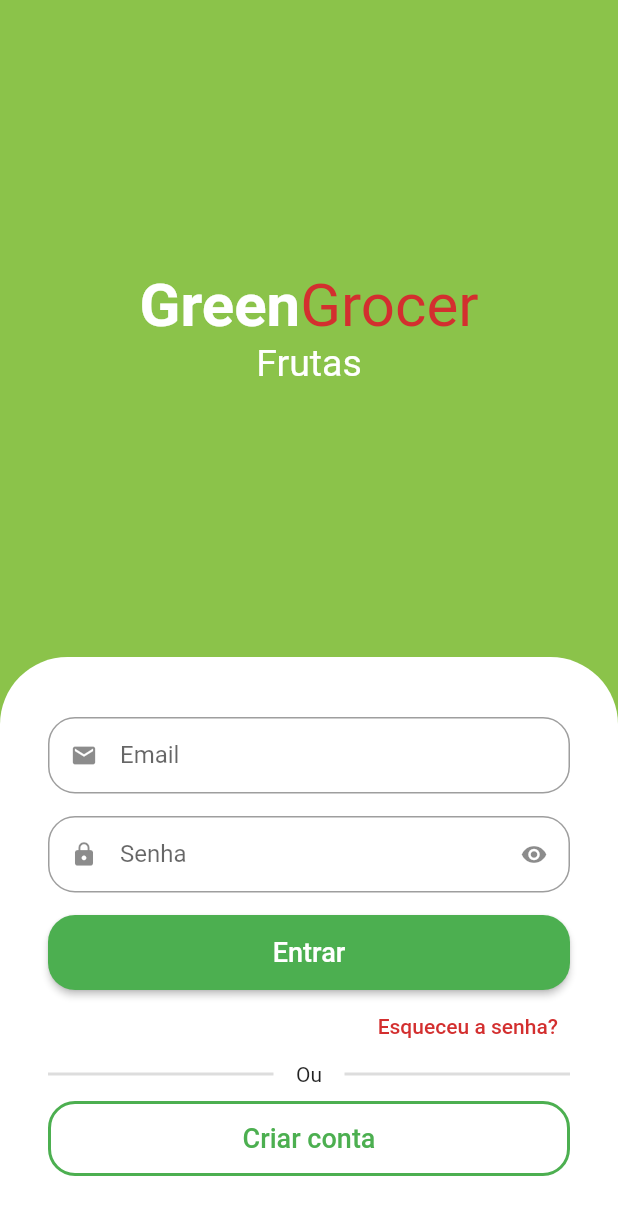
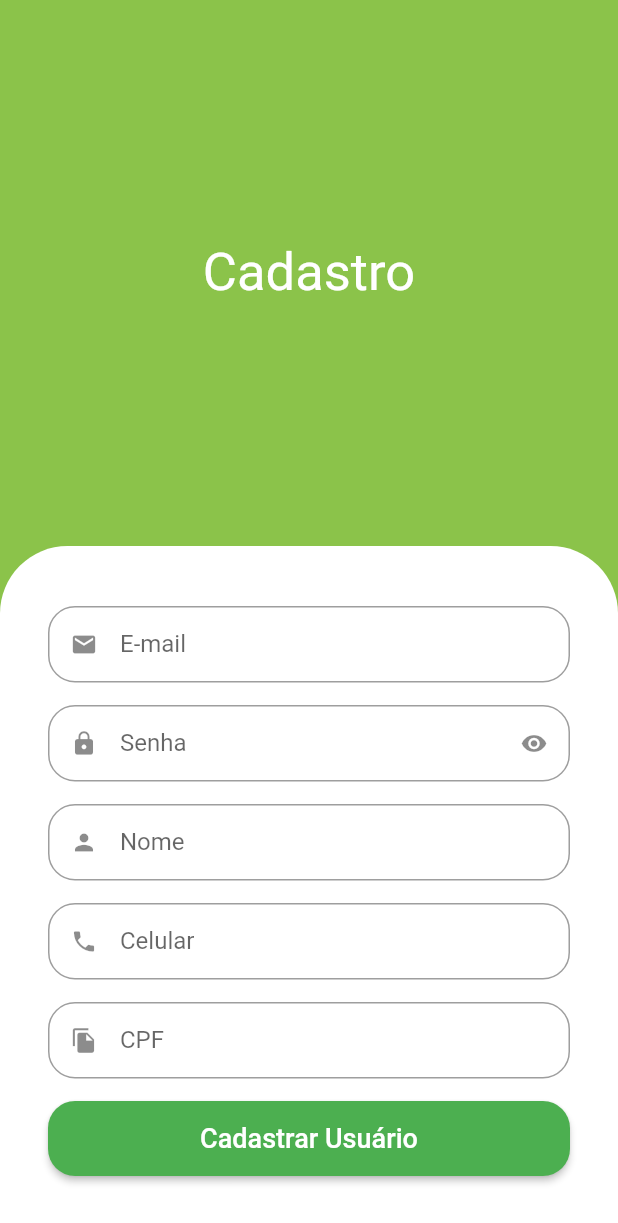
Before and after one commit to jsaintz/green-grocer, a Flutter app: the screen it shows after launch, after a tap on "Criar conta", on a phone screen of 412 x 824 dp. Shown: the top 1223 px of the screen. Run offline on Flutter 3.47's test engine with Material 2 defaults, Android fonts, the phone set to English and light mode, and no system bars; drawn by our look-alikes of animated_text_kit.

Commit message:
create sign up page

```diff
--- a/lib/src/auth/sign_in_screen.dart
+++ b/lib/src/auth/sign_in_screen.dart
@@ -1,7 +1,8 @@
 import 'package:animated_text_kit/animated_text_kit.dart';
 import 'package:flutter/material.dart';
 import 'package:green_grocer/src/auth/components/custom_text_field.dart';
-import 'package:green_grocer/src/auth/constants/custom_colors.dart';
+import 'package:green_grocer/src/auth/sign_up_screen.dart';
+import 'package:green_grocer/src/constants/custom_colors.dart';
 
 class SignInScreen extends StatefulWidget {
   const SignInScreen({Key? key}) : super(key: key);
@@ -146,7 +147,13 @@ class _SignInScreenState extends State<SignInScreen> {
                           ),
                           side: const BorderSide(width: 2, color: Colors.green),
                         ),
-                        onPressed: () {},
+                        onPressed: () {
+                          Navigator.of(context).push(
+                            MaterialPageRoute(
+                              builder: (context) => const SignUpScreen(),
+                            ),
+                          );
+                        },
                         child: const Text(
                           'Criar conta',
                           style: TextStyle(fontSize: 18),
--- /dev/null
+++ b/lib/src/auth/sign_up_screen.dart
@@ -0,0 +1,74 @@
+import 'package:flutter/material.dart';
+import 'package:green_grocer/src/auth/components/custom_text_field.dart';
+import 'package:green_grocer/src/constants/custom_colors.dart';
+
+class SignUpScreen extends StatelessWidget {
+  const SignUpScreen({Key? key}) : super(key: key);
+
+  @override
+  Widget build(BuildContext context) {
+    final size = MediaQuery.of(context).size;
+    return Scaffold(
+      backgroundColor: CustomColors.customSwatchColor,
+      body: SingleChildScrollView(
+        child: SizedBox(
+          height: size.height,
+          width: size.width,
+          child: Column(
+            children: [
+              const Expanded(
+                child: Center(
+                  child: Text(
+                    'Cadastro',
+                    style: TextStyle(
+                      color: Colors.white,
+                      fontSize: 35,
+                    ),
+                  ),
+                ),
+              ),
+              Container(
+                padding: const EdgeInsets.symmetric(horizontal: 32, vertical: 40),
+                decoration: const BoxDecoration(
+                  color: Colors.white,
+                  borderRadius: BorderRadius.vertical(
+                    top: Radius.circular(45),
+                  ),
+                ),
+                child: Column(
+                  crossAxisAlignment: CrossAxisAlignment.stretch,
+                  children: [
+                    const CustomTextField(icon: Icons.email, label: 'E-mail'),
+                    const CustomTextField(
+                      icon: Icons.lock,
+                      label: 'Senha',
+                      isSecret: true,
+                    ),
+                    const CustomTextField(icon: Icons.person, label: 'Nome'),
+                    const CustomTextField(icon: Icons.phone, label: 'Celular'),
+                    const CustomTextField(icon: Icons.file_copy, label: 'CPF'),
+                    SizedBox(
+                      height: 50,
+                      child: ElevatedButton(
+                        style: ElevatedButton.styleFrom(
+                          shape: RoundedRectangleBorder(
+                            borderRadius: BorderRadius.circular(18),
+                          ),
+                        ),
+                        onPressed: () {},
+                        child: const Text(
+                          'Cadastrar Usuário',
+                          style: TextStyle(fontSize: 18),
+                        ),
+                      ),
+                    )
+                  ],
+                ),
+              ),
+            ],
+          ),
+        ),
+      ),
+    );
+  }
+}
```
Also changed, not shown: lib/src/constants/custom_colors.dart (renamed from lib/src/auth/constants/custom_colors.dart).
